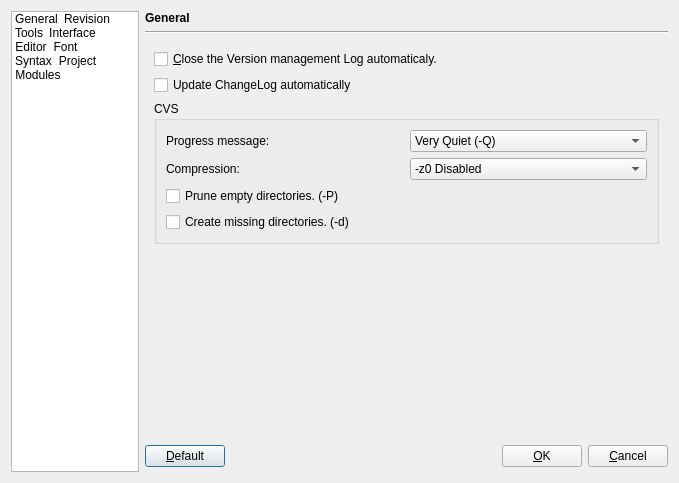
Old version of the form xinx/ui/custom.ui in the repository phoenix741/xinx.
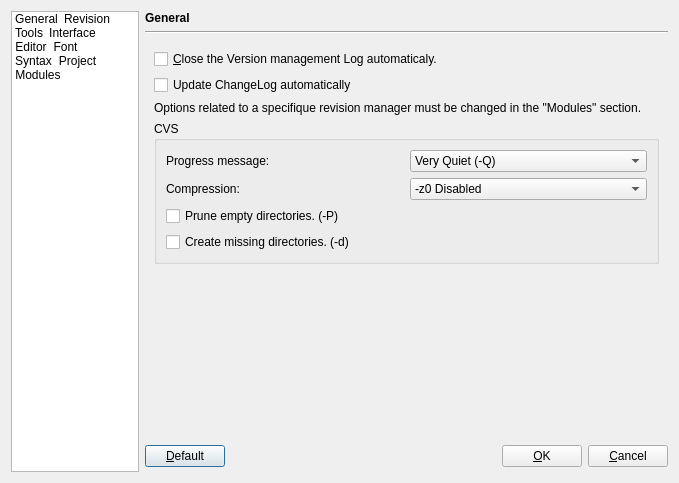
New version of the form. The open tabs and pages were chosen to show the change. Icons and pictures are not drawn. Custom widgets are drawn as their Qt base class.

Diff of the .ui file:
```diff
--- a/xinx/ui/custom.ui
+++ b/xinx/ui/custom.ui
@@ -237,7 +237,7 @@
          </property>
         </widget>
        </item>
-       <item row="2" column="0" >
+       <item row="3" column="0" >
         <widget class="QGroupBox" name="groupBox_3" >
          <property name="title" >
           <string>CVS</string>
@@ -347,7 +347,7 @@
          </layout>
         </widget>
        </item>
-       <item row="3" column="0" >
+       <item row="4" column="0" >
         <spacer>
          <property name="orientation" >
           <enum>Qt::Vertical</enum>
@@ -360,6 +360,16 @@
          </property>
         </spacer>
        </item>
+       <item row="2" column="0" >
+        <widget class="QLabel" name="label_4" >
+         <property name="text" >
+          <string>Options related to a specifique revision manager must be changed in the "Modules" section.</string>
+         </property>
+         <property name="wordWrap" >
+          <bool>true</bool>
+         </property>
+        </widget>
+       </item>
       </layout>
      </widget>
      <widget class="QWidget" name="m_tools" >
```
